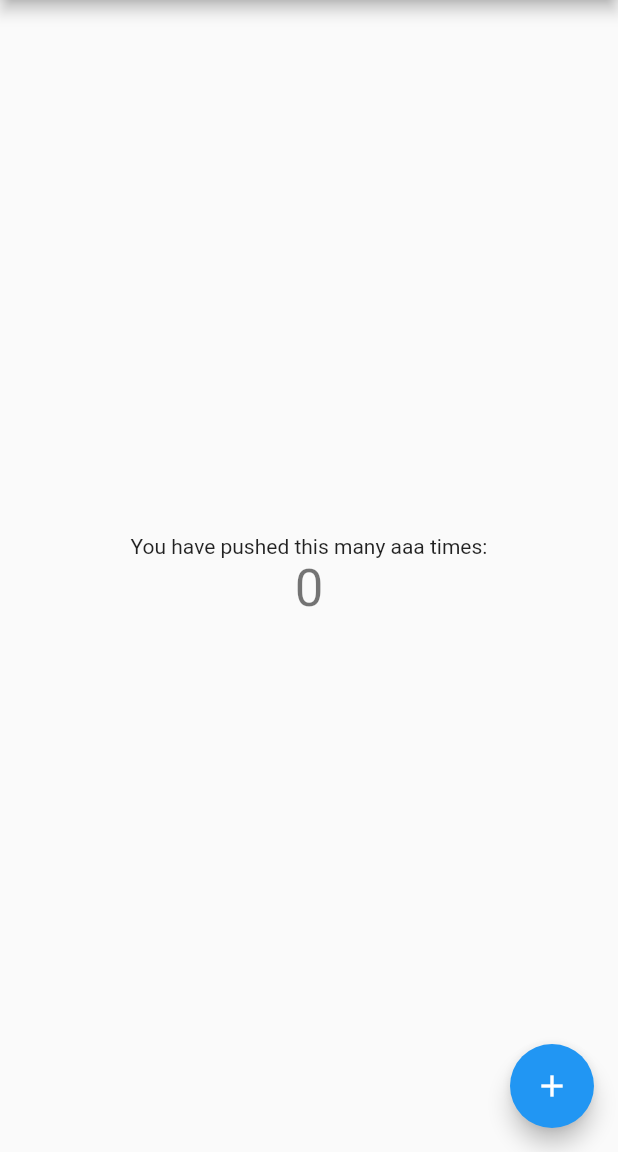
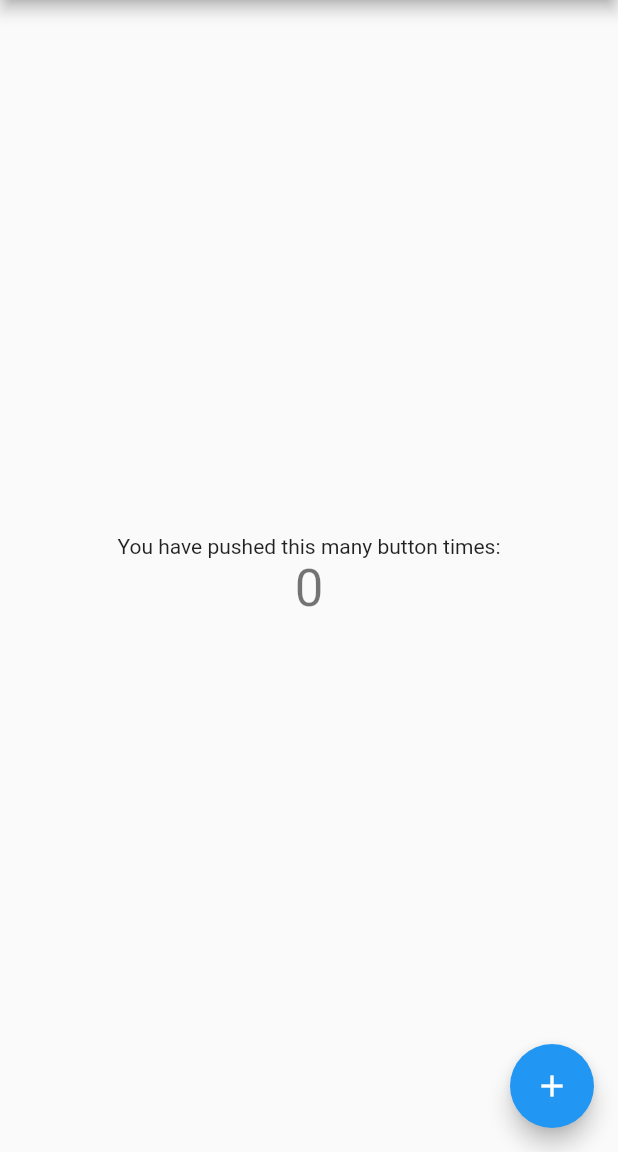
Before and after one commit to ailtondvieira/curso-warren, a Flutter app: the screen it shows after launch, on a phone screen of 412 x 824 dp, the part 84-1236 px from its top. Run offline on Flutter 3.47's test engine with Material 2 defaults, Android fonts, the phone set to English and light mode, and no system bars.

Commit message:
[change] Changing text in Material App

```diff
--- a/lib/main.dart
+++ b/lib/main.dart
@@ -96,7 +96,7 @@ class _MyHomePageState extends State<MyHomePage> {
           mainAxisAlignment: MainAxisAlignment.center,
           children: <Widget>[
             const Text(
-              'You have pushed this many aaa times:',
+              'You have pushed this many button times:',
             ),
             Text(
               '$_counter',
```
